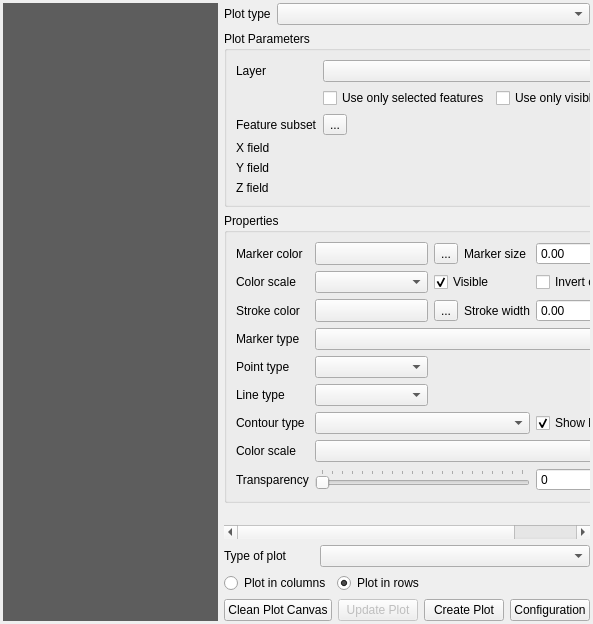
This is DataPlotly/ui/dataplotly_dockwidget_base.ui in ghtmtt/DataPlotly as Qt 5 draws it before an edit. The edited form follows.
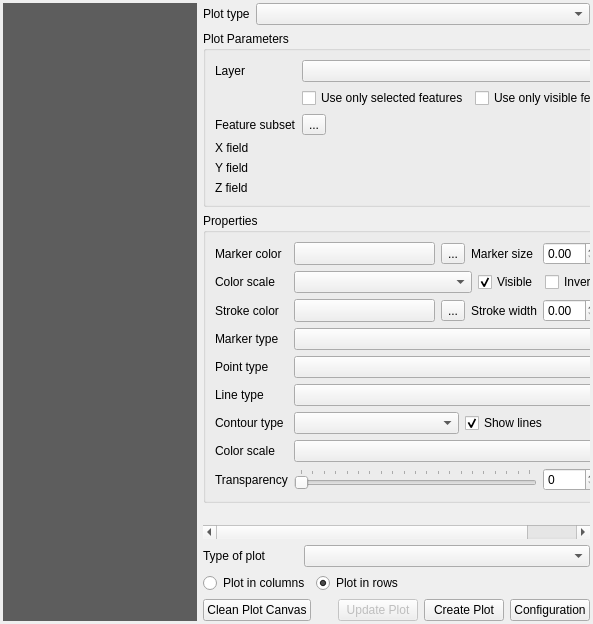
This is the edited form. Custom widgets are drawn as their Qt base class.

```diff
--- a/DataPlotly/ui/dataplotly_dockwidget_base.ui
+++ b/DataPlotly/ui/dataplotly_dockwidget_base.ui
@@ -27,7 +27,7 @@
     <number>0</number>
    </property>
    <item>
-    <layout class="QGridLayout" name="gridLayout_8" columnstretch="0,1">
+    <layout class="QGridLayout" name="gridLayout_8" columnstretch="0,0">
      <property name="leftMargin">
       <number>3</number>
      </property>
@@ -335,54 +335,45 @@
                     <string>Properties</string>
                    </property>
                    <layout class="QGridLayout" name="gridLayout_22">
-                    <item row="8" column="0">
-                     <widget class="QLabel" name="alpha_lab">
+                    <item row="0" column="5">
+                     <widget class="QgsPropertyOverrideButton" name="size_defined_button">
                       <property name="text">
-                       <string>Transparency</string>
+                       <string>...</string>
                       </property>
                      </widget>
                     </item>
-                    <item row="3" column="0">
+                    <item row="3" column="2">
+                     <widget class="QgsPropertyOverrideButton" name="out_color_defined_button">
+                      <property name="text">
+                       <string>...</string>
+                      </property>
+                     </widget>
+                    </item>
+                    <item row="6" column="1" colspan="5">
+                     <widget class="QComboBox" name="line_combo"/>
+                    </item>
+                    <item row="0" column="0">
+                     <widget class="QLabel" name="in_color_lab">
+                      <property name="text">
+                       <string>Marker color</string>
+                      </property>
+                     </widget>
+                    </item>
+                    <item row="0" column="2">
+                     <widget class="QgsPropertyOverrideButton" name="in_color_defined_button">
+                      <property name="text">
+                       <string>...</string>
+                      </property>
+                     </widget>
+                    </item>
+                    <item row="4" column="0">
                      <widget class="QLabel" name="marker_type_lab">
                       <property name="text">
                        <string>Marker type</string>
                       </property>
                      </widget>
                     </item>
-                    <item row="7" column="0">
-                     <widget class="QLabel" name="color_scale_label">
-                      <property name="text">
-                       <string>Color scale</string>
-                      </property>
-                     </widget>
-                    </item>
-                    <item row="6" column="4">
-                     <widget class="QCheckBox" name="show_lines_check">
-                      <property name="text">
-                       <string>Show lines</string>
-                      </property>
-                      <property name="checked">
-                       <bool>true</bool>
-                      </property>
-                     </widget>
-                    </item>
-                    <item row="4" column="1">
-                     <widget class="QComboBox" name="point_combo"/>
-                    </item>
-                    <item row="3" column="1" colspan="4">
-                     <widget class="QComboBox" name="marker_type_combo"/>
-                    </item>
-                    <item row="0" column="1">
-                     <widget class="QgsColorButton" name="in_color_combo">
-                      <property name="sizePolicy">
-                       <sizepolicy hsizetype="Expanding" vsizetype="Fixed">
-                        <horstretch>0</horstretch>
-                        <verstretch>0</verstretch>
-                       </sizepolicy>
-                      </property>
-                     </widget>
-                    </item>
-                    <item row="8" column="1" colspan="3">
+                    <item row="10" column="1" colspan="3">
                      <widget class="QSlider" name="alpha_slid">
                       <property name="maximum">
                        <number>100</number>
@@ -398,30 +389,19 @@
                       </property>
                      </widget>
                     </item>
-                    <item row="4" column="0">
-                     <widget class="QLabel" name="point_lab">
-                      <property name="text">
-                       <string>Point type</string>
-                      </property>
-                     </widget>
+                    <item row="0" column="4">
+                     <widget class="QgsDoubleSpinBox" name="marker_size"/>
                     </item>
-                    <item row="8" column="4">
+                    <item row="4" column="1" colspan="5">
+                     <widget class="QComboBox" name="marker_type_combo"/>
+                    </item>
+                    <item row="10" column="4">
                      <widget class="QSpinBox" name="alpha_num">
                       <property name="maximum">
                        <number>100</number>
                       </property>
                      </widget>
                     </item>
-                    <item row="7" column="1" colspan="4">
-                     <widget class="QComboBox" name="color_scale_combo"/>
-                    </item>
-                    <item row="2" column="0">
-                     <widget class="QLabel" name="out_color_lab">
-                      <property name="text">
-                       <string>Stroke color</string>
-                      </property>
-                     </widget>
-                    </item>
                     <item row="0" column="3">
                      <widget class="QLabel" name="marker_size_lab">
                       <property name="text">
@@ -429,11 +409,11 @@
                       </property>
                      </widget>
                     </item>
-                    <item row="6" column="1" colspan="3">
-                     <widget class="QComboBox" name="contour_type_combo"/>
+                    <item row="3" column="4">
+                     <widget class="QgsDoubleSpinBox" name="marker_width"/>
                     </item>
-                    <item row="2" column="1">
-                     <widget class="QgsColorButton" name="out_color_combo">
+                    <item row="0" column="1">
+                     <widget class="QgsColorButton" name="in_color_combo">
                       <property name="sizePolicy">
                        <sizepolicy hsizetype="Expanding" vsizetype="Fixed">
                         <horstretch>0</horstretch>
@@ -442,90 +422,118 @@
                       </property>
                      </widget>
                     </item>
-                    <item row="5" column="1">
-                     <widget class="QComboBox" name="line_combo"/>
+                    <item row="1" column="0">
+                     <widget class="QLabel" name="color_scale_data_defined_in_label">
+                      <property name="text">
+                       <string>Color scale</string>
+                      </property>
+                     </widget>
+                    </item>
+                    <item row="10" column="0">
+                     <widget class="QLabel" name="alpha_lab">
+                      <property name="text">
+                       <string>Transparency</string>
+                      </property>
+                     </widget>
                     </item>
                     <item row="6" column="0">
-                     <widget class="QLabel" name="contour_type_label">
-                      <property name="text">
-                       <string>Contour type</string>
-                      </property>
-                     </widget>
-                    </item>
-                    <item row="5" column="0">
                      <widget class="QLabel" name="line_lab">
                       <property name="text">
                        <string>Line type</string>
                       </property>
                      </widget>
                     </item>
-                    <item row="0" column="0">
-                     <widget class="QLabel" name="in_color_lab">
+                    <item row="5" column="0">
+                     <widget class="QLabel" name="point_lab">
                       <property name="text">
-                       <string>Marker color</string>
+                       <string>Point type</string>
                       </property>
                      </widget>
                     </item>
-                    <item row="2" column="3">
+                    <item row="1" column="1" colspan="5">
+                     <layout class="QHBoxLayout" name="horizontalLayout_3" stretch="1,0,0">
+                      <item>
+                       <widget class="QComboBox" name="color_scale_data_defined_in"/>
+                      </item>
+                      <item>
+                       <widget class="QCheckBox" name="color_scale_data_defined_in_check">
+                        <property name="text">
+                         <string>Visible</string>
+                        </property>
+                        <property name="checked">
+                         <bool>true</bool>
+                        </property>
+                       </widget>
+                      </item>
+                      <item>
+                       <widget class="QCheckBox" name="color_scale_data_defined_in_invert_check">
+                        <property name="text">
+                         <string>Invert color</string>
+                        </property>
+                       </widget>
+                      </item>
+                     </layout>
+                    </item>
+                    <item row="3" column="0">
+                     <widget class="QLabel" name="out_color_lab">
+                      <property name="text">
+                       <string>Stroke color</string>
+                      </property>
+                     </widget>
+                    </item>
+                    <item row="9" column="1" colspan="5">
+                     <widget class="QComboBox" name="color_scale_combo"/>
+                    </item>
+                    <item row="9" column="0">
+                     <widget class="QLabel" name="color_scale_label">
+                      <property name="text">
+                       <string>Color scale</string>
+                      </property>
+                     </widget>
+                    </item>
+                    <item row="5" column="1" colspan="5">
+                     <widget class="QComboBox" name="point_combo"/>
+                    </item>
+                    <item row="3" column="1">
+                     <widget class="QgsColorButton" name="out_color_combo">
+                      <property name="sizePolicy">
+                       <sizepolicy hsizetype="Expanding" vsizetype="Fixed">
+                        <horstretch>0</horstretch>
+                        <verstretch>0</verstretch>
+                       </sizepolicy>
+                      </property>
+                     </widget>
+                    </item>
+                    <item row="3" column="3">
                      <widget class="QLabel" name="marker_width_lab">
                       <property name="text">
                        <string>Stroke width</string>
                       </property>
                      </widget>
                     </item>
-                    <item row="0" column="5">
-                     <widget class="QgsPropertyOverrideButton" name="size_defined_button">
+                    <item row="7" column="0">
+                     <widget class="QLabel" name="contour_type_label">
                       <property name="text">
-                       <string>...</string>
+                       <string>Contour type</string>
                       </property>
                      </widget>
                     </item>
-                    <item row="0" column="2">
-                     <widget class="QgsPropertyOverrideButton" name="in_color_defined_button">
-                      <property name="text">
-                       <string>...</string>
-                      </property>
-                     </widget>
-                    </item>
-                    <item row="1" column="1">
-                     <widget class="QComboBox" name="color_scale_data_defined_in"/>
-                    </item>
-                    <item row="1" column="0">
-                     <widget class="QLabel" name="color_scale_data_defined_in_label">
-                      <property name="text">
-                       <string>Color scale</string>
-                      </property>
-                     </widget>
-                    </item>
-                    <item row="1" column="2" colspan="2">
-                     <widget class="QCheckBox" name="color_scale_data_defined_in_check">
-                      <property name="text">
-                       <string>Visible</string>
-                      </property>
-                      <property name="checked">
-                       <bool>true</bool>
-                      </property>
-                     </widget>
-                    </item>
-                    <item row="1" column="4">
-                     <widget class="QCheckBox" name="color_scale_data_defined_in_invert_check">
-                      <property name="text">
-                       <string>Invert color</string>
-                      </property>
-                     </widget>
-                    </item>
-                    <item row="2" column="2">
-                     <widget class="QgsPropertyOverrideButton" name="out_color_defined_button">
-                      <property name="text">
-                       <string>...</string>
-                      </property>
-                     </widget>
-                    </item>
-                    <item row="0" column="4">
-                     <widget class="QgsDoubleSpinBox" name="marker_size"/>
-                    </item>
-                    <item row="2" column="4">
-                     <widget class="QgsDoubleSpinBox" name="marker_width"/>
+                    <item row="7" column="1" colspan="5">
+                     <layout class="QHBoxLayout" name="horizontalLayout_4">
+                      <item>
+                       <widget class="QComboBox" name="contour_type_combo"/>
+                      </item>
+                      <item>
+                       <widget class="QCheckBox" name="show_lines_check">
+                        <property name="text">
+                         <string>Show lines</string>
+                        </property>
+                        <property name="checked">
+                         <bool>true</bool>
+                        </property>
+                       </widget>
+                      </item>
+                     </layout>
                     </item>
                    </layout>
                   </widget>
```
